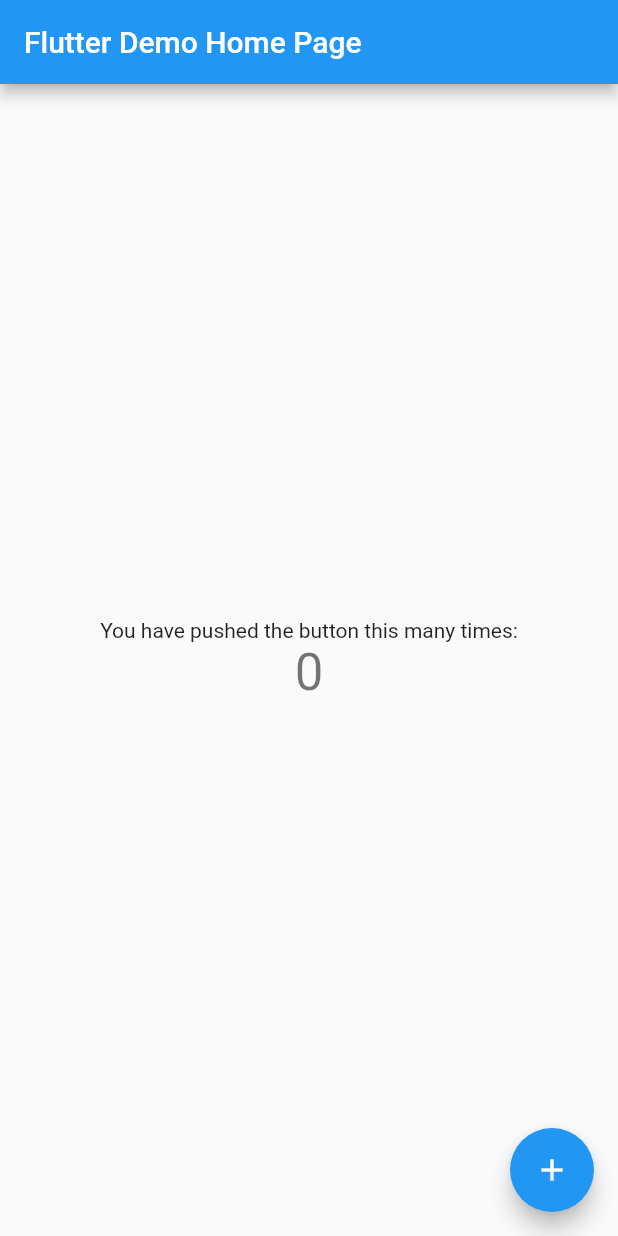
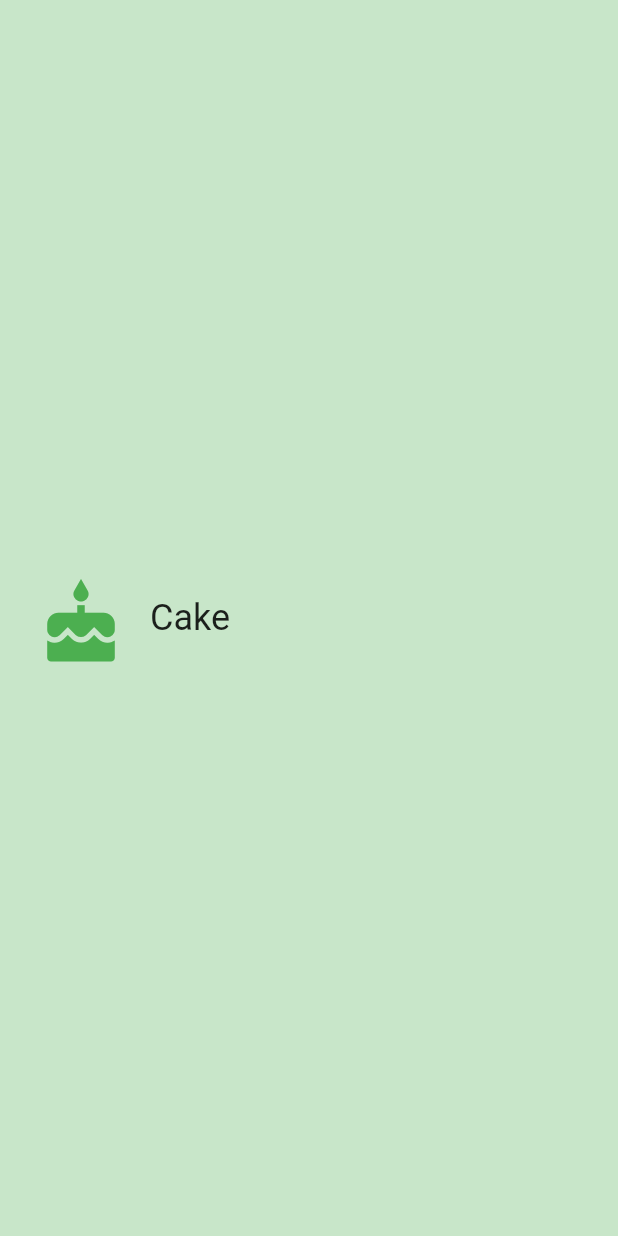
Before and after one commit to liyincode/study-flutter, a Flutter app: the screen it shows after launch, on a phone screen of 412 x 824 dp. Run offline on Flutter 3.47's test engine with Material 2 defaults, Android fonts, the phone set to English and light mode, and no system bars.

Commit message:
实现 icon text 并列的基础 demo

```diff
--- /dev/null
+++ b/t02_category_widget/lib/category.dart
@@ -0,0 +1,81 @@
+
+// https://www.dartlang.org/guides/language/effective-dart/style#ordering
+import 'package:flutter/material.dart';
+
+final _rowHeight = 100.0;
+final _borderRadius = BorderRadius.circular(_rowHeight / 2);
+
+/// A custom [Category] widget.
+///
+/// The widget is composed on an [Icon] and [Text]. Tapping on the widget shows
+/// a colored [InkWell] animation.
+class Category extends StatelessWidget {
+  final String name;
+  final ColorSwatch color;
+  final IconData iconLocation;
+
+  /// Creates a [Category].
+  ///
+  /// A [Category] saves the name of the Category (e.g. 'Length'), its color for
+  /// the UI, and the icon that represents it (e.g. a ruler).
+  // TODO: You'll need the name, color, and iconLocation from main.dart
+  const Category(
+      {Key key,
+      @required this.name,
+      @required this.color,
+      @required this.iconLocation});
+
+  /// Builds a custom widget that shows [Category] information.
+  ///
+  /// This information includes the icon, name, and color for the [Category].
+  @override
+  // This `context` parameter describes the location of this widget in the
+  // widget tree. It can be used for obtaining Theme data from the nearest
+  // Theme ancestor in the tree. Below, we obtain the display1 text theme.
+  // See https://docs.flutter.io/flutter/material/Theme-class.html
+  // context 是描述的是这个 widget 在 widget 树中的位置，可以用于获取最近 widget 数据
+  Widget build(BuildContext context) {
+    // TODO: Build the custom widget here, referring to the Specs.
+    return Material(
+      // 颜色透明
+      color: Colors.transparent,
+      child: Container(
+        // 高度
+        height: _rowHeight,
+        child: InkWell(
+          borderRadius: _borderRadius,
+          // 触碰反馈
+          onTap: () {
+            print('I was tapped!');
+          },
+          child: Padding(
+              padding: EdgeInsets.all(8.0),
+              child: Row(
+                // 坐标轴的方向，这里是伸展
+                crossAxisAlignment: CrossAxisAlignment.end,
+                // Row 下只能是 children ,而不能用 child
+                children: <Widget>[
+                  Padding(
+                    // padding 的尺寸
+                    padding: EdgeInsets.all(16.0),
+                    child: Icon(
+                      iconLocation,
+                      size: 60.0,
+                      color: color,
+                    ),
+                  ),
+                  Center(
+                    child: Text(
+                      name,
+                      textAlign: TextAlign.center,
+                      // 获取到上个部件的文字主题的 headline 属性
+                      style: Theme.of(context).textTheme.headline,
+                    ),
+                  )
+                ],
+              )),
+        ),
+      ),
+    );
+  }
+}
--- a/t02_category_widget/lib/main.dart
+++ b/t02_category_widget/lib/main.dart
@@ -1,111 +1,46 @@
+// Copyright 2018 The Chromium Authors. All rights reserved.
+// Use of this source code is governed by a BSD-style license that can be
+// found in the LICENSE file.
+
+// You can read about packages here: https://flutter.io/using-packages/
 import 'package:flutter/material.dart';
 
-void main() => runApp(MyApp());
+// You can use a relative import, i.e. `import 'category.dart';` or
+// a package import, as shown below.
+// More details at http://dart-lang.github.io/linter/lints/avoid_relative_lib_imports.html
+import 'package:t02_category_widget/category.dart';
 
-class MyApp extends StatelessWidget {
-  // This widget is the root of your application.
+// TODO: Pass this information into your custom [Category] widget
+const _categoryName = 'Cake';
+const _categoryIcon = Icons.cake;
+const _categoryColor = Colors.green;
+
+/// The function that is called when main.dart is run.
+/// 这是 flutter 启动的主程序
+void main() {
+  runApp(UnitConverterApp());
+}
+
+/// This widget is the root of our application.
+/// Currently, we just show one widget in our app.
+class UnitConverterApp extends StatelessWidget {
   @override
   Widget build(BuildContext context) {
     return MaterialApp(
-      title: 'Flutter Demo',
-      theme: ThemeData(
-        // This is the theme of your application.
-        //
-        // Try running your application with "flutter run". You'll see the
-        // application has a blue toolbar. Then, without quitting the app, try
-        // changing the primarySwatch below to Colors.green and then invoke
-        // "hot reload" (press "r" in the console where you ran "flutter run",
-        // or simply save your changes to "hot reload" in a Flutter IDE).
-        // Notice that the counter didn't reset back to zero; the application
-        // is not restarted.
-        primarySwatch: Colors.blue,
+      debugShowCheckedModeBanner: false,
+      title: 'Unit Converter',
+      home: Scaffold(
+        backgroundColor: Colors.green[100],
+        body: Center(
+          // TODO: Determine what properties you'll need to pass into the widget
+          child: Category(
+            // 将参数传入另一个 widget
+            name: _categoryName,
+            color:_categoryColor,
+            iconLocation: _categoryIcon
+          ),
+        ),
       ),
-      home: MyHomePage(title: 'Flutter Demo Home Page'),
     );
   }
 }
-
-class MyHomePage extends StatefulWidget {
-  MyHomePage({Key key, this.title}) : super(key: key);
-
-  // This widget is the home page of your application. It is stateful, meaning
-  // that it has a State object (defined below) that contains fields that affect
-  // how it looks.
-
-  // This class is the configuration for the state. It holds the values (in this
-  // case the title) provided by the parent (in this case the App widget) and
-  // used by the build method of the State. Fields in a Widget subclass are
-  // always marked "final".
-
-  final String title;
-
-  @override
-  _MyHomePageState createState() => _MyHomePageState();
-}
-
-class _MyHomePageState extends State<MyHomePage> {
-  int _counter = 0;
-
-  void _incrementCounter() {
-    setState(() {
-      // This call to setState tells the Flutter framework that something has
-      // changed in this State, which causes it to rerun the build method below
-      // so that the display can reflect the updated values. If we changed
-      // _counter without calling setState(), then the build method would not be
-      // called again, and so nothing would appear to happen.
-      _counter++;
-    });
-  }
-
-  @override
-  Widget build(BuildContext context) {
-    // This method is rerun every time setState is called, for instance as done
-    // by the _incrementCounter method above.
-    //
-    // The Flutter framework has been optimized to make rerunning build methods
-    // fast, so that you can just rebuild anything that needs updating rather
-    // than having to individually change instances of widgets.
-    return Scaffold(
-      appBar: AppBar(
-        // Here we take the value from the MyHomePage object that was created by
-        // the App.build method, and use it to set our appbar title.
-        title: Text(widget.title),
-      ),
-      body: Center(
-        // Center is a layout widget. It takes a single child and positions it
-        // in the middle of the parent.
-        child: Column(
-          // Column is also layout widget. It takes a list of children and
-          // arranges them vertically. By default, it sizes itself to fit its
-          // children horizontally, and tries to be as tall as its parent.
-          //
-          // Invoke "debug painting" (press "p" in the console, choose the
-          // "Toggle Debug Paint" action from the Flutter Inspector in Android
-          // Studio, or the "Toggle Debug Paint" command in Visual Studio Code)
-          // to see the wireframe for each widget.
-          //
-          // Column has various properties to control how it sizes itself and
-          // how it positions its children. Here we use mainAxisAlignment to
-          // center the children vertically; the main axis here is the vertical
-          // axis because Columns are vertical (the cross axis would be
-          // horizontal).
-          mainAxisAlignment: MainAxisAlignment.center,
-          children: <Widget>[
-            Text(
-              'You have pushed the button this many times:',
-            ),
-            Text(
-              '$_counter',
-              style: Theme.of(context).textTheme.display1,
-            ),
-          ],
-        ),
-      ),
-      floatingActionButton: FloatingActionButton(
-        onPressed: _incrementCounter,
-        tooltip: 'Increment',
-        child: Icon(Icons.add),
-      ), // This trailing comma makes auto-formatting nicer for build methods.
-    );
-  }
-}
```
Also changed, not shown: 1 other file.
